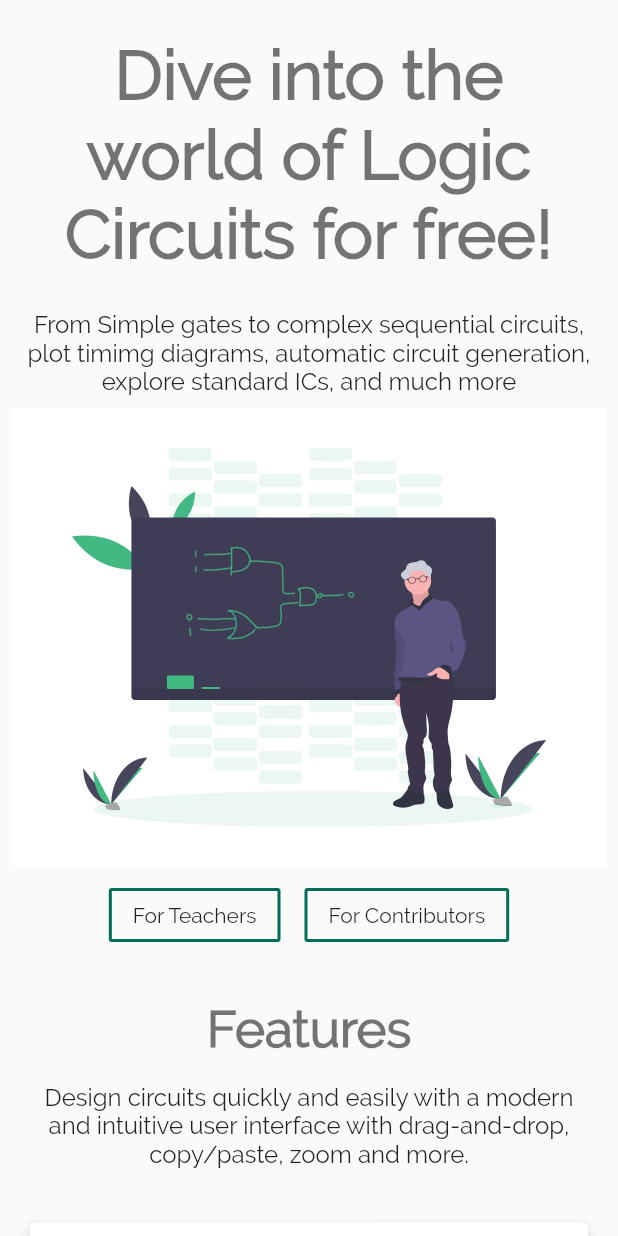
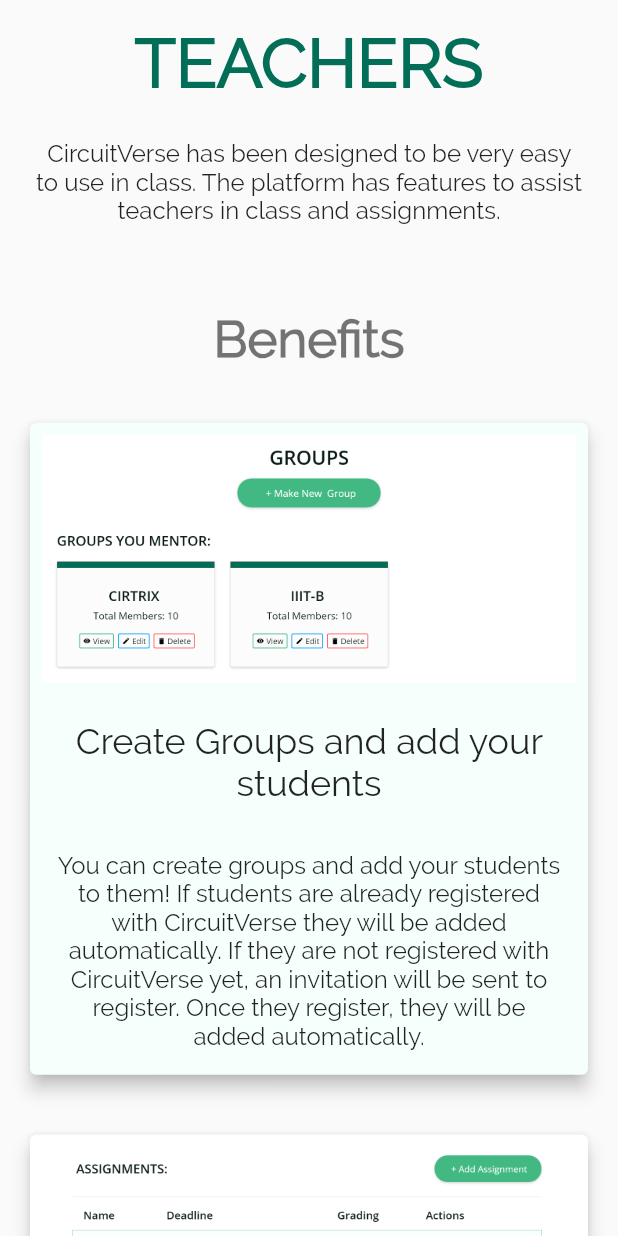
Before and after one commit to Nitish145/CV-Task, a Flutter app: the screen it shows after launch, on a phone screen of 412 x 824 dp. Run offline on Flutter 3.47's test engine with Material 2 defaults, Android fonts, the phone set to English and light mode, and no system bars; our stand-ins replace shared_preferences, timeago, transparent_image.

Commit message:
Adds teachers page

```diff
--- /dev/null
+++ b/lib/components/teachers_card.dart
@@ -0,0 +1,54 @@
+import 'package:flutter/material.dart';
+
+class TeachersCard extends StatelessWidget {
+  final String assetPath;
+  final String cardHeading;
+  final String cardDescription;
+  final bool isOdd;
+
+  const TeachersCard({
+    Key key,
+    this.assetPath,
+    this.cardDescription,
+    this.cardHeading,
+    this.isOdd,
+  }) : super(key: key);
+
+  @override
+  Widget build(BuildContext context) {
+    return Padding(
+      padding: const EdgeInsets.all(16.0),
+      child: Card(
+        color: isOdd ? Color.fromRGBO(245, 255, 252, 1) : Colors.white,
+        elevation: 5,
+        child: Column(
+          children: <Widget>[
+            Padding(
+              padding: const EdgeInsets.all(8.0),
+              child: Image.asset(
+                assetPath,
+                width: MediaQuery.of(context).size.width,
+              ),
+            ),
+            Padding(
+              padding: const EdgeInsets.all(16.0),
+              child: Text(
+                cardHeading,
+                textAlign: TextAlign.center,
+                style: Theme.of(context).textTheme.headline,
+              ),
+            ),
+            Padding(
+              padding: const EdgeInsets.all(16.0),
+              child: Text(
+                cardDescription,
+                textAlign: TextAlign.center,
+                style: Theme.of(context).textTheme.subhead,
+              ),
+            ),
+          ],
+        ),
+      ),
+    );
+  }
+}
--- a/lib/main.dart
+++ b/lib/main.dart
@@ -1,5 +1,7 @@
+import 'package:cv_projects_task/components/teachers_card.dart';
 import 'package:cv_projects_task/globals.dart';
 import 'package:cv_projects_task/home_page.dart';
+import 'package:cv_projects_task/teachers_page.dart';
 import 'package:flutter/material.dart';
 
 void main() => runApp(MyApp());
@@ -19,7 +21,7 @@
         cursorColor: Color.fromRGBO(66, 185, 131, 1),
         fontFamily: 'Raleway',
       ),
-      home: SafeArea(child: HomePage()),
+      home: SafeArea(child: TeachersPage()),
     );
   }
 }
--- /dev/null
+++ b/lib/teachers_page.dart
@@ -0,0 +1,94 @@
+import 'package:cv_projects_task/components/teachers_card.dart';
+import 'package:flutter/material.dart';
+
+class TeachersPage extends StatefulWidget {
+  @override
+  _TeachersPageState createState() => _TeachersPageState();
+}
+
+class _TeachersPageState extends State<TeachersPage> {
+  Widget getHeader() {
+    return Padding(
+      padding: const EdgeInsets.all(16.0),
+      child: Center(
+        child: Column(
+          children: <Widget>[
+            Text(
+              "TEACHERS",
+              style: Theme.of(context).textTheme.display2.copyWith(
+                    fontWeight: FontWeight.bold,
+                    color: Theme.of(context).primaryColorDark,
+                  ),
+              textAlign: TextAlign.center,
+            ),
+            Padding(
+              padding: const EdgeInsets.symmetric(horizontal: 8, vertical: 24),
+              child: Text(
+                "CircuitVerse has been designed to be very easy to use in class. The platform has features to assist teachers in class and assignments.",
+                style: Theme.of(context).textTheme.subhead,
+                textAlign: TextAlign.center,
+              ),
+            ),
+          ],
+        ),
+      ),
+    );
+  }
+
+  Widget benefitsHeader() {
+    return Padding(
+      padding: const EdgeInsets.all(16.0),
+      child: Text(
+        "Benefits",
+        style: Theme.of(context)
+            .textTheme
+            .display1
+            .copyWith(fontWeight: FontWeight.bold),
+        textAlign: TextAlign.center,
+      ),
+    );
+  }
+
+  @override
+  Widget build(BuildContext context) {
+    return Scaffold(
+      body: SingleChildScrollView(
+        child: Column(
+          children: <Widget>[
+            getHeader(),
+            benefitsHeader(),
+            TeachersCard(
+              assetPath: "assets/images/teachers/groups.png",
+              cardHeading: "Create Groups and add your students",
+              cardDescription:
+                  "You can create groups and add your students to them! If students are already registered with CircuitVerse they will be added automatically. If they are not registered with CircuitVerse yet, an invitation will be sent to register. Once they register, they will be added automatically.",
+              isOdd: true,
+            ),
+            TeachersCard(
+              assetPath: "assets/images/teachers/assignment.png",
+              cardHeading: "Post Assignments",
+              cardDescription:
+                  "To create an assignment, simply click an add new assignment button. Give the details of the assignment and the deadline. The assignment will automatically close at deadline. Students cannot continue their assignment unless the teacher reopens the assignment again.",
+              isOdd: false,
+            ),
+            TeachersCard(
+              assetPath: "assets/images/teachers/grading.png",
+              cardHeading: "Grading assignments",
+              cardDescription:
+                  "Grade assignments very easily with the in build preview. Simply select the student, to his/her assignment work.",
+              isOdd: true,
+            ),
+            TeachersCard(
+              assetPath: "assets/images/teachers/embed.png",
+              cardHeading:
+                  "Use Interactive Circuits in your Blogs, Study Materials or PowerPoint presentations",
+              cardDescription:
+                  "Make sure the project is public. Click on embed, to get the embed HTML5 code, then simply embed the circuit. You may need to use a PowerPoint plugin like Live Slides to embed the live Circuit.",
+              isOdd: false,
+            ),
+          ],
+        ),
+      ),
+    );
+  }
+}
--- a/pubspec.yaml
+++ b/pubspec.yaml
@@ -42,6 +42,7 @@
 
   assets:
     - assets/images/homepage/
+    - assets/images/teachers/
     - assets/images/logos/
     - assets/images/SVGs/
     - assets/images/sign_in.png
```
Also changed, not shown: assets/images/teachers/assignment.png (added), assets/images/teachers/embed.png (added), assets/images/teachers/grading.png (added), assets/images/teachers/groups.png (added).
